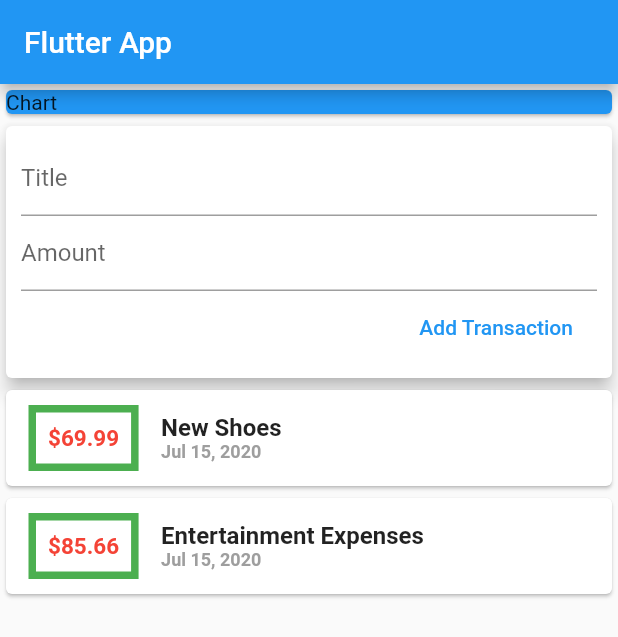
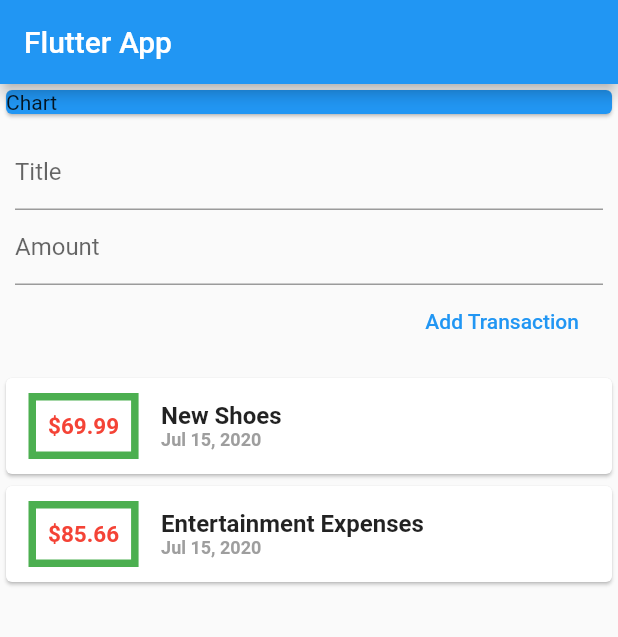
Before and after one commit to Neeraj-Palliyali/Expense_App, a Flutter app: the screen it shows after launch, on a phone screen of 412 x 824 dp. Shown: the top 637 px of the screen. Run offline on Flutter 3.47's test engine with Material 2 defaults, Android fonts, the phone set to English and light mode, and no system bars.

Commit message:
Widget split

```diff
--- a/lib/main.dart
+++ b/lib/main.dart
@@ -25,7 +25,7 @@ class MyHomePage extends StatelessWidget {
       appBar: AppBar(
         title: Text("Flutter App"),
       ),
-        body:  ListView(
+      body: ListView(
         children: <Widget>[
           Card(
             color: Colors.blue,
--- a/lib/widgets/new_transaction.dart
+++ b/lib/widgets/new_transaction.dart
@@ -1,5 +1,5 @@
 import 'package:flutter/material.dart';
-import 'user_transaction.dart';
+
 
 class NewTransaction extends StatelessWidget {
   final Function addTx;
@@ -10,9 +10,7 @@ class NewTransaction extends StatelessWidget {
 
   @override
   Widget build(BuildContext context) {
-    return Card(
-        elevation: 5,
-        child: Container(
+    return Container(
           padding: EdgeInsets.all(10),
           child: Column(
             crossAxisAlignment: CrossAxisAlignment.end,
@@ -46,6 +44,6 @@ class NewTransaction extends StatelessWidget {
               )
             ],
           ),
-        ));
+        );
   }
 }
--- a/lib/widgets/transaction_list.dart
+++ b/lib/widgets/transaction_list.dart
@@ -9,8 +9,9 @@ class TransactionList extends StatelessWidget{
 
   @override
   Widget build(BuildContext context) {
-    return Column(
-      mainAxisAlignment: MainAxisAlignment.spaceAround,
+    return Container(
+      height: 500,
+      child: ListView(
         children: transactions.map((tx) {
           return Card(
             child: Row(
@@ -53,6 +54,7 @@ class TransactionList extends StatelessWidget{
             ),
           );
         }).toList(),
+      ),
     );
   }
 }
```
Lines whose indentation alone changed are shown as unchanged.
